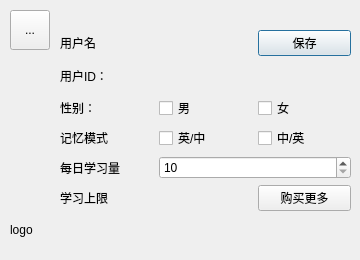
Qt form MoMoWord/mopersonaldialog.ui (KailinLi/MoMoWord) before a commit.
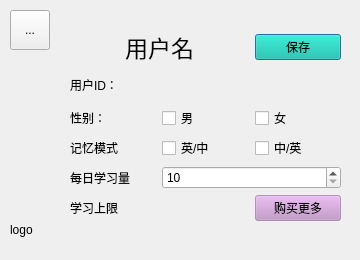
The same form after that commit. Icons and pictures are not drawn.

```diff
--- a/MoMoWord/mopersonaldialog.ui
+++ b/MoMoWord/mopersonaldialog.ui
@@ -39,10 +39,10 @@
   <widget class="QWidget" name="formLayoutWidget">
    <property name="geometry">
     <rect>
-     <x>60</x>
+     <x>70</x>
      <y>30</y>
-     <width>291</width>
-     <height>181</height>
+     <width>271</width>
+     <height>191</height>
     </rect>
    </property>
    <layout class="QGridLayout" name="gridLayout">
@@ -62,9 +62,17 @@
     </item>
     <item row="2" column="0" colspan="2">
      <widget class="QLabel" name="userNameLabel">
+      <property name="font">
+       <font>
+        <pointsize>17</pointsize>
+       </font>
+      </property>
       <property name="text">
        <string>用户名</string>
       </property>
+      <property name="alignment">
+       <set>Qt::AlignCenter</set>
+      </property>
      </widget>
     </item>
     <item row="3" column="1" colspan="2">
@@ -104,6 +112,9 @@
     </item>
     <item row="2" column="2">
      <widget class="QPushButton" name="saveBtn">
+      <property name="styleSheet">
+       <string notr="true">background-color: rgb(0, 190, 159, 60%)</string>
+      </property>
       <property name="text">
        <string>保存</string>
       </property>
@@ -152,6 +163,9 @@
     </item>
     <item row="7" column="2">
      <widget class="QPushButton" name="buyBtn">
+      <property name="styleSheet">
+       <string notr="true">background-color: rgb(195, 144, 202, 60%)</string>
+      </property>
       <property name="text">
        <string>购买更多</string>
       </property>
```
